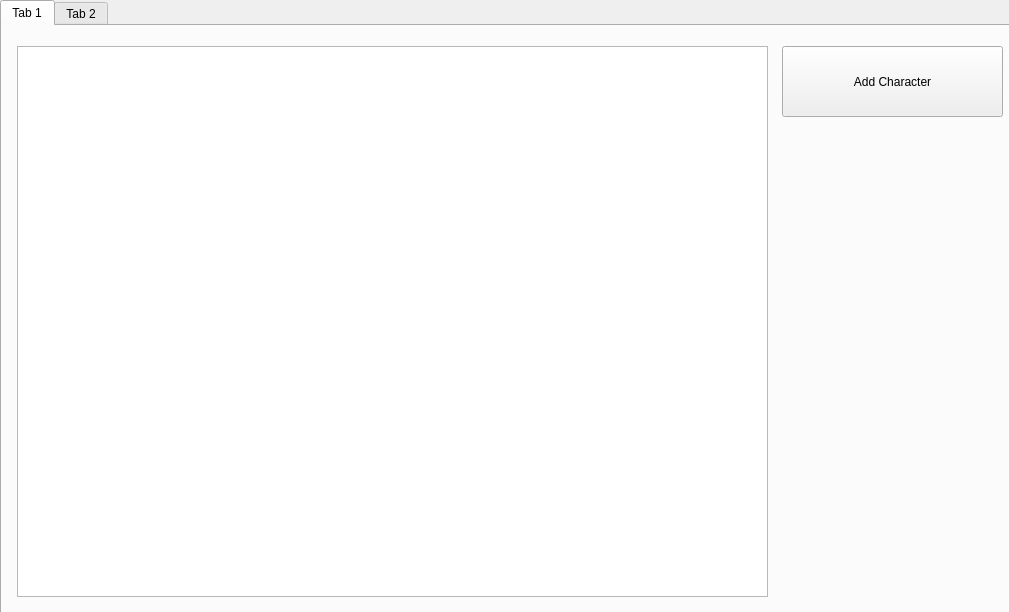
Before: the Qt Designer form UI/worldwindow.ui in willwright1213/table_top_maker, drawn with Qt 5.
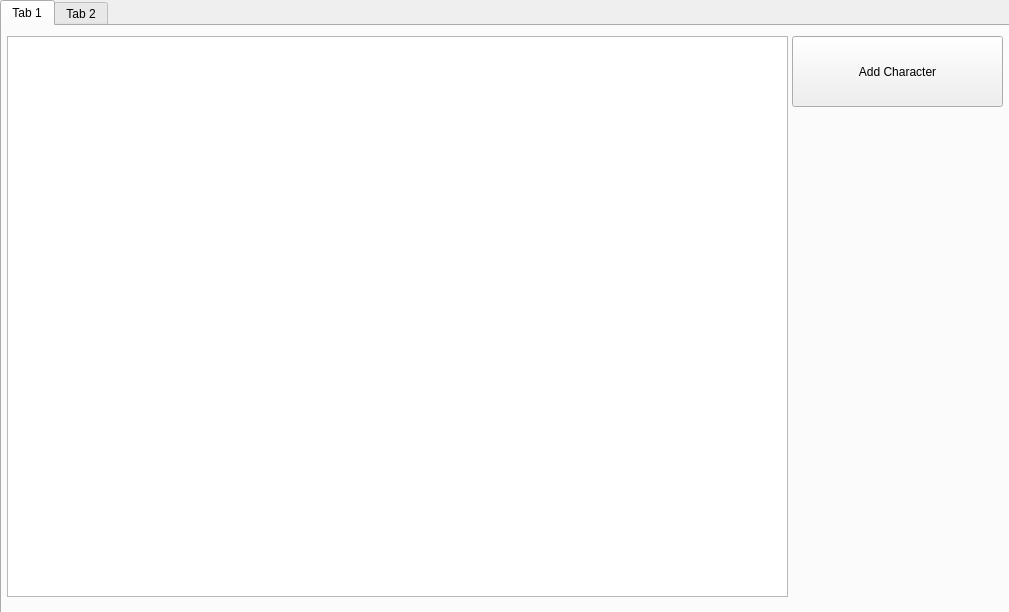
After: the same form once the commit is applied.

What changed in the file:
```diff
--- a/UI/worldwindow.ui
+++ b/UI/worldwindow.ui
@@ -29,9 +29,9 @@
     <widget class="QPushButton" name="addButton">
      <property name="geometry">
       <rect>
-       <x>780</x>
-       <y>20</y>
-       <width>221</width>
+       <x>790</x>
+       <y>10</y>
+       <width>211</width>
        <height>71</height>
       </rect>
      </property>
@@ -39,13 +39,13 @@
       <string>Add Character</string>
      </property>
     </widget>
-    <widget class="QListView" name="charactersView">
+    <widget class="QTableView" name="characterTableView">
      <property name="geometry">
       <rect>
-       <x>15</x>
-       <y>20</y>
-       <width>751</width>
-       <height>551</height>
+       <x>5</x>
+       <y>10</y>
+       <width>781</width>
+       <height>561</height>
       </rect>
      </property>
     </widget>
```
